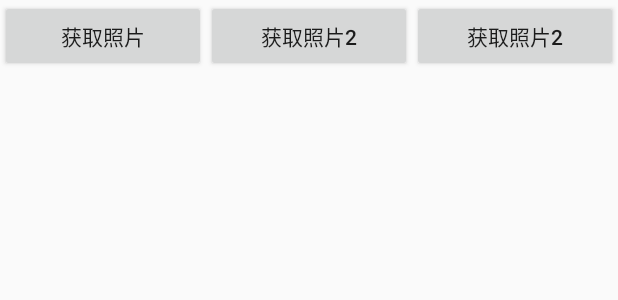
After one commit to huohehuo/FangZuoApp, an Android app: the layout activity_get_pic.xml on its own in the app's theme, with its tools: preview values and no code run, on a phone screen of 412 x 824 dp. The commit adds this screen. Shown: the top 300 px of the screen. Run offline under Robolectric (Android 15) with nearby library versions, the phone set to English and light mode, and no system bars.

```diff
--- a/app/src/main/java/com/fangzuo/assist/Fragment/P1OneFragment.java
+++ b/app/src/main/java/com/fangzuo/assist/Fragment/P1OneFragment.java
@@ -15,6 +15,7 @@ import android.widget.ArrayAdapter;
 
 import com.fangzuo.assist.ABase.BaseFragment;
 import com.fangzuo.assist.Activity.CompanyActivity;
+import com.fangzuo.assist.Activity.GetPicActivity;
 import com.fangzuo.assist.Activity.PicUtilActivity;
 import com.fangzuo.assist.Activity.RegisterActivity;
 import com.fangzuo.assist.Adapter.P1OneAdapter;
@@ -101,6 +102,9 @@ public class P1OneFragment extends BaseFragment {
                         break;
                     case Config.PicUtilActivity://箱码调拨单
                         PicUtilActivity.start(mContext);
+                        break;
+                    case Config.GetPicActivity://箱码调拨单
+                        GetPicActivity.start(mContext);
                         break;
 
 //                    case Config.ProductGet4BoxActivity://生产领料(箱码)
--- a/app/src/main/java/com/fangzuo/assist/Utils/Config.java
+++ b/app/src/main/java/com/fangzuo/assist/Utils/Config.java
@@ -82,5 +82,6 @@ public class Config {
     public static final int RegisterActivity                        =10026;
     public static final int CompanyActivity                         =10027;
     public static final int PicUtilActivity                         =10028;
+    public static final int GetPicActivity                          =10029;
 
 }
--- a/app/src/main/java/com/fangzuo/assist/Utils/GetSettingList.java
+++ b/app/src/main/java/com/fangzuo/assist/Utils/GetSettingList.java
@@ -18,6 +18,7 @@ public class GetSettingList {
         items.add(new SettingList("注册",Config.RegisterActivity,R.mipmap.purchaseorder));
         items.add(new SettingList("公司管理项目信息",Config.CompanyActivity,R.mipmap.purchaseorder));
         items.add(new SettingList("图片处理",Config.PicUtilActivity,R.mipmap.purchaseorder));
+        items.add(new SettingList("获取照片",Config.GetPicActivity,R.mipmap.purchaseorder));
 
         return items;
     }
--- /dev/null
+++ b/app/src/main/res/layout/activity_get_pic.xml
@@ -0,0 +1,39 @@
+<?xml version="1.0" encoding="utf-8"?>
+<LinearLayout xmlns:android="http://schemas.android.com/apk/res/android"
+    xmlns:app="http://schemas.android.com/apk/res-auto"
+    xmlns:tools="http://schemas.android.com/tools"
+    android:layout_width="match_parent"
+    android:layout_height="match_parent"
+    android:orientation="vertical"
+    tools:context="com.fangzuo.assist.Activity.GetPicActivity">
+
+    <LinearLayout
+        android:orientation="horizontal"
+        android:layout_width="match_parent"
+        android:layout_height="wrap_content">
+        <Button
+            android:id="@+id/btn1"
+            android:layout_weight="1"
+            android:layout_width="0dp"
+            android:text="获取照片"
+            android:layout_height="wrap_content" />
+        <Button
+            android:id="@+id/btn2"
+            android:layout_weight="1"
+            android:layout_width="0dp"
+            android:text="获取照片2"
+            android:layout_height="wrap_content" />
+        <Button
+            android:id="@+id/btn3"
+            android:layout_weight="1"
+            android:layout_width="0dp"
+            android:text="获取照片2"
+            android:layout_height="wrap_content" />
+
+    </LinearLayout>
+    <ImageView
+        android:id="@+id/iv"
+        android:layout_width="match_parent"
+        android:layout_height="match_parent" />
+
+</LinearLayout>
```
Also changed, not shown: app/src/main/AndroidManifest.xml (+17 -13 lines), app/src/main/java/com/fangzuo/assist/Activity/GetPicActivity.java (added, +203 -0 lines), app/src/main/java/com/fangzuo/assist/Utils/ImageUtil.java (added, +125 -0 lines), app/src/main/res/drawable/test.jpg (added).
